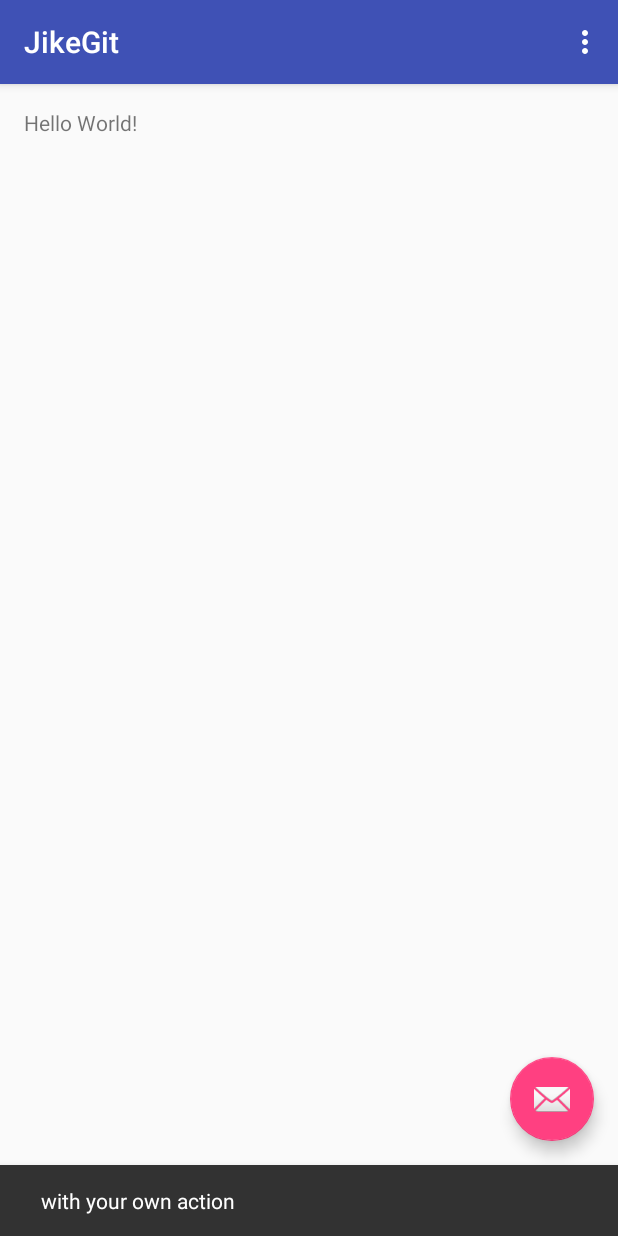
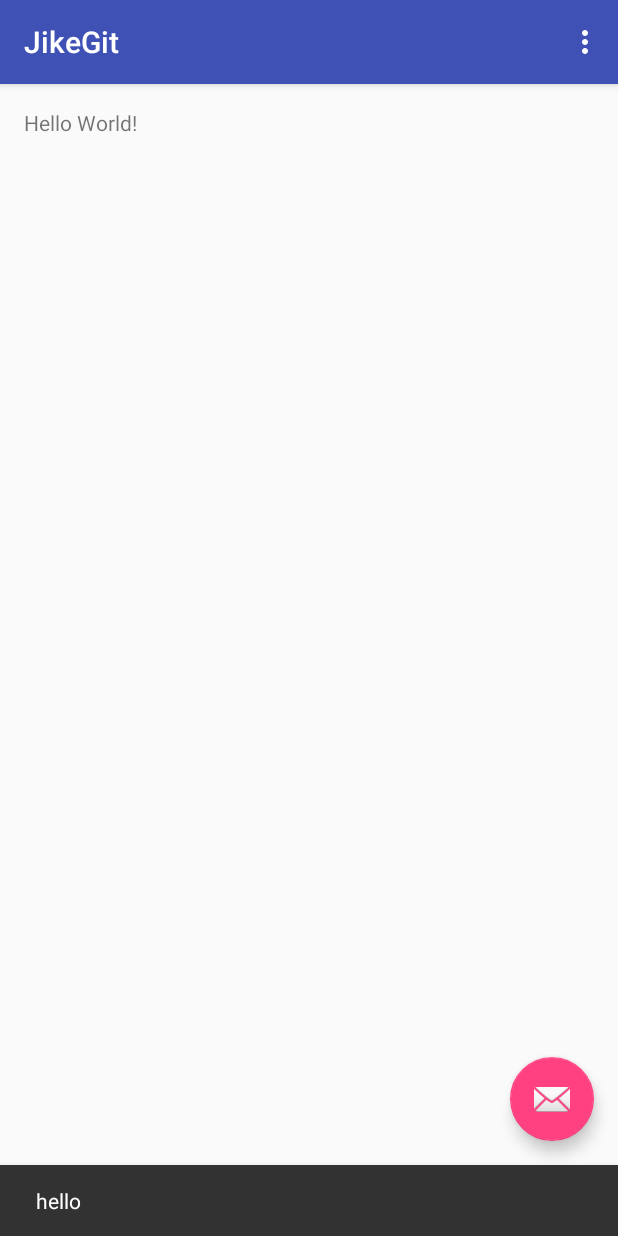
Before and after one commit to daguye918/JikeGit, an Android app: the screen it shows after launch (MainActivity), after a tap on an icon or button, on a phone screen of 412 x 824 dp. Run offline under Robolectric (Android 15) with nearby library versions, the phone set to English and light mode, and no system bars.

Commit message:
修改222

```diff
--- a/app/src/main/java/com/jikexueyuan/jikegit/MainActivity.java
+++ b/app/src/main/java/com/jikexueyuan/jikegit/MainActivity.java
@@ -22,7 +22,7 @@ public class MainActivity extends AppCompatActivity {
         fab.setOnClickListener(new View.OnClickListener() {
             @Override
             public void onClick(View view) {
-                Snackbar.make(view, " with your own action", Snackbar.LENGTH_LONG)
+                Snackbar.make(view, "hello", Snackbar.LENGTH_LONG)
                         .setAction("Action", null).show();
             }
         });
```
